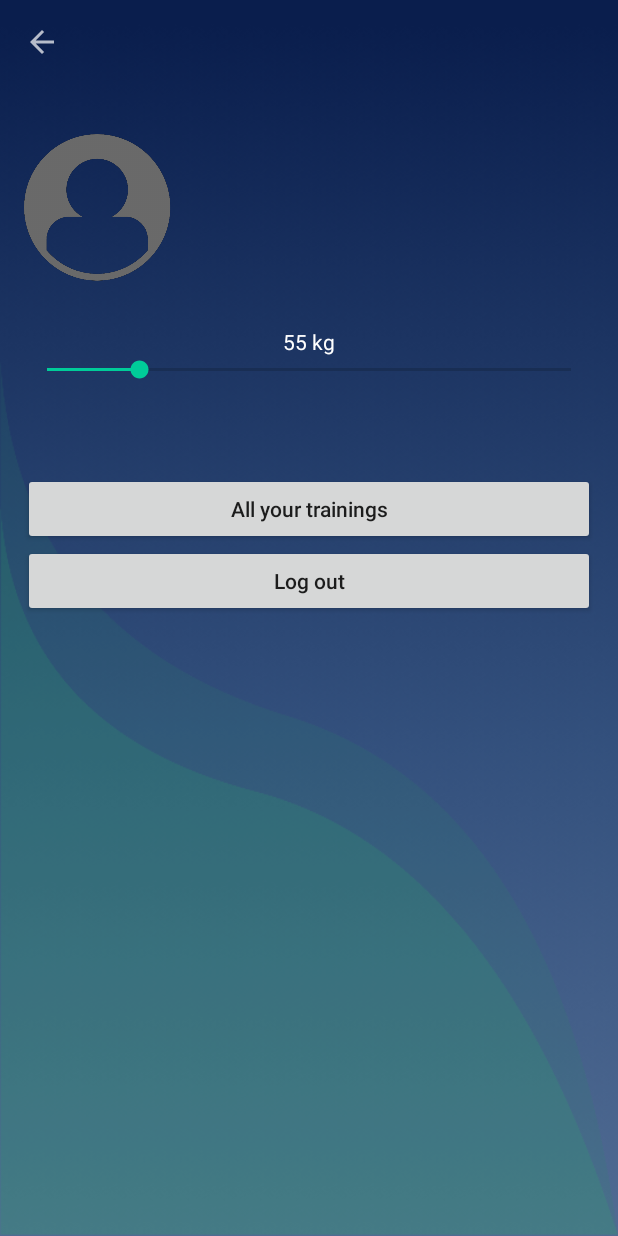
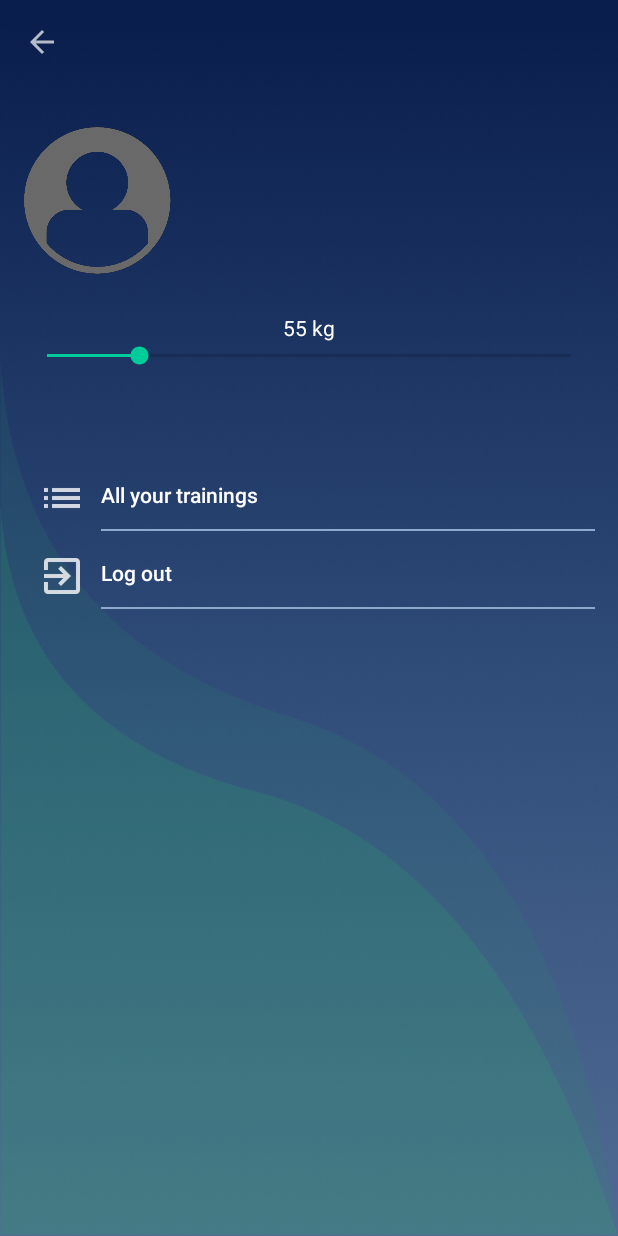
Before and after one commit to deajakovl12/CalorieTrek, an Android app: the TrainingActivity screen opened directly, with no data from a screen before it, after a tap on "PROFILE", on a phone screen of 412 x 824 dp. Run offline under Robolectric (Android 15) with nearby library versions, the phone set to English and light mode, and no system bars; our stand-ins replace ButterKnife, CircleImageView; libraries missing offline, so code that uses them is left out: com.facebook, com.facebook.login, com.facebook.share; 4 statements that could not run were skipped.

Commit message:
Uređen je dizajn profila i sada se početni dialozi prikazuju samo novim korisnicima.

```diff
--- a/app/build.gradle
+++ b/app/build.gradle
@@ -25,25 +25,30 @@ dependencies {
         exclude group: 'com.android.support', module: 'support-annotations'
     })
 
-
-
-
-
-    annotationProcessor 'com.jakewharton:butterknife-compiler:8.5.1'
-
     compile 'com.android.support:appcompat-v7:26.+'
     compile 'com.android.support.constraint:constraint-layout:1.0.2'
     compile 'com.android.support:design:26.+'
+
+    //Butterknife
     compile 'com.jakewharton:butterknife:8.5.1'
+    annotationProcessor 'com.jakewharton:butterknife-compiler:8.5.1'
+
+    //Google
     compile 'com.google.android.gms:play-services-auth:11.0.4'
     compile 'com.github.bumptech.glide:glide:3.7.0'
     compile 'com.google.android.gms:play-services-location:11.0.4'
     compile 'javax.inject:javax.inject:1'
     compile 'de.hdodenhof:circleimageview:2.2.0'
     testCompile 'junit:junit:4.12'
-    annotationProcessor 'com.jakewharton:butterknife-compiler:8.5.1'
+
+    //DbInspector
     debugCompile 'im.dino:dbinspector:3.4.1@aar'
+
+    //Facebook
     compile 'com.facebook.android:facebook-android-sdk:4.18.0'
+
+    //CircleImageView
+    compile 'de.hdodenhof:circleimageview:2.2.0'
 }
 
 
--- a/app/src/main/java/foi/hr/calorietrek/dialog/dialog_input_weight/view/DialogInputWeight.java
+++ b/app/src/main/java/foi/hr/calorietrek/dialog/dialog_input_weight/view/DialogInputWeight.java
@@ -36,10 +36,10 @@ public class DialogInputWeight extends AppCompatDialogFragment implements IDialo
     @Override
     public Dialog onCreateDialog(Bundle savedInstanceState) {
 
-        AlertDialog.Builder mBuilder = new AlertDialog.Builder(getActivity());
+        final AlertDialog.Builder mBuilder = new AlertDialog.Builder(getActivity());
 
         LayoutInflater inflater = getActivity().getLayoutInflater();
-        View view = inflater.inflate(R.layout.dialog_weight_layout, null);
+        final View view = inflater.inflate(R.layout.dialog_weight_layout, null);
 
         dialogInputController = new DialogInputController(getContext());
 
@@ -54,17 +54,22 @@ public class DialogInputWeight extends AppCompatDialogFragment implements IDialo
                 .setNegativeButton("CANCEL", new DialogInterface.OnClickListener(){
                     @Override
                     public void onClick(DialogInterface dialogInterface, int i){
-
+                        dismiss();
                     }
                 })
                 .setPositiveButton("SAVE", new DialogInterface.OnClickListener(){
                     @Override
                     public void onClick(DialogInterface dialogInterface, int i){
-                        int value = selectedCargo.getProgress();
-                        listener.applyCargo(value);
+                        if (inputWeight.getText().toString().isEmpty()){
+                            Toast.makeText(getContext(), "Input weight is required!", Toast.LENGTH_SHORT).show();
+                        }
+                        else {
+                            int value = selectedCargo.getProgress();
+                            listener.applyCargo(value);
 
-                        String weight = inputWeight.getText().toString();
-                        changeWeight(weight);
+                            String weight = inputWeight.getText().toString();
+                            changeWeight(weight);
+                        }
                     }
                 });
 
--- a/app/src/main/java/foi/hr/calorietrek/ui/login/view/LoginActivity.java
+++ b/app/src/main/java/foi/hr/calorietrek/ui/login/view/LoginActivity.java
@@ -237,7 +237,7 @@ public class LoginActivity extends AppCompatActivity implements GoogleApiClient.
         GoogleSignInAccount accountData = result.getSignInAccount();
         String personPhoto;
 
-        DbUser(accountData.getDisplayName());
+        boolean userExist = DbUser(accountData.getDisplayName());
 
         if (accountData.getPhotoUrl() != null){
             personPhoto = accountData.getPhotoUrl().toString();
@@ -249,6 +249,12 @@ public class LoginActivity extends AppCompatActivity implements GoogleApiClient.
         userModel = new UserModel(accountData.getDisplayName(), accountData.getEmail(), personPhoto);
         CurrentUser loggedUser = new CurrentUser(accountData.getDisplayName(), accountData.getEmail(), personPhoto);
         Intent sendData = new Intent(LoginActivity.this, TrainingActivity.class);
+        if (userExist){
+            sendData.putExtra("userExist", true);
+        }
+        else{
+            sendData.putExtra("userExist", false);
+        }
         sendData.addFlags(Intent.FLAG_ACTIVITY_CLEAR_TOP | Intent.FLAG_ACTIVITY_CLEAR_TASK | Intent.FLAG_ACTIVITY_NEW_TASK);
         sendData.putExtra("userModel", userModel);
         startActivity(sendData);
@@ -260,14 +266,19 @@ public class LoginActivity extends AppCompatActivity implements GoogleApiClient.
 
     }
 
-    public void DbUser(String nameSurname){
+    public boolean DbUser(String nameSurname){
+        boolean exist = false;
+
         boolean isInserted = instance.existingUser(nameSurname);
         if (isInserted == true){
             Toast.makeText(LoginActivity.this, R.string.new_user_inserted, Toast.LENGTH_LONG).show();
         }
         else{
             Toast.makeText(LoginActivity.this, R.string.existing_user, Toast.LENGTH_LONG).show();
+            exist = true;
         }
+
+        return exist;
     }
     @Override
     protected void onResume() {
@@ -298,7 +309,7 @@ public class LoginActivity extends AppCompatActivity implements GoogleApiClient.
         String personPhoto;
 
         if(profile != null){
-            DbUser(profile.getName());
+            boolean userExist = DbUser(profile.getName());
 
             if ( profile.getProfilePictureUri(Constants.PHOTOPARAMETERS.PHOTO_WIDTH,Constants.PHOTOPARAMETERS.PHOTO_HEIGHT).toString() != null){
                 personPhoto = profile.getProfilePictureUri(Constants.PHOTOPARAMETERS.PHOTO_WIDTH,Constants.PHOTOPARAMETERS.PHOTO_HEIGHT).toString();
@@ -310,6 +321,14 @@ public class LoginActivity extends AppCompatActivity implements GoogleApiClient.
             //userModel = new UserModel(profile.getName(), "", personPhoto);
             userModel = new UserModel(profile.getName(), personEmail, personPhoto);
             Intent main = new Intent(LoginActivity.this, TrainingActivity.class);
+
+            if (userExist){
+                main.putExtra("userExist", true);
+            }
+            else{
+                main.putExtra("userExist", false);
+            }
+
             CurrentUser loggedUser = new CurrentUser(profile.getName(),personEmail, personPhoto);
 
             main.addFlags(Intent.FLAG_ACTIVITY_CLEAR_TOP | Intent.FLAG_ACTIVITY_CLEAR_TASK | Intent.FLAG_ACTIVITY_NEW_TASK);
--- a/app/src/main/java/foi/hr/calorietrek/ui/training/view/TrainingActivity.java
+++ b/app/src/main/java/foi/hr/calorietrek/ui/training/view/TrainingActivity.java
@@ -72,8 +72,13 @@ public class TrainingActivity extends AppCompatActivity implements DialogInputWe
         super.onCreate(savedInstanceState);
         setContentView(R.layout.activity_training);
 
-        dialogInput();
-        dialogWelcome();
+        Intent intentDialog = getIntent();
+        boolean response = intentDialog.getExtras().getBoolean("userExist");
+        if (!response){
+            dialogInput();
+            dialogWelcome();
+        }
+
         loadWeight();
 
         SharedPreferences sharedPref = this.getPreferences(Context.MODE_PRIVATE);
--- /dev/null
+++ b/app/src/main/res/drawable/border_button.xml
@@ -0,0 +1,18 @@
+<?xml version="1.0" encoding="utf-8"?>
+<layer-list xmlns:android="http://schemas.android.com/apk/res/android">
+
+    <item
+        android:left="-3dp"
+        android:right="-2dp"
+        android:top="-3dp"
+        android:bottom="-1dp">
+        <shape
+            android:shape="rectangle">
+            <stroke
+                android:width="2dp"
+                android:color="@color/colorSmallText" />
+            <solid android:color="@color/transparent" />
+        </shape>
+    </item>
+
+</layer-list>
--- a/app/src/main/res/layout/activity_profile.xml
+++ b/app/src/main/res/layout/activity_profile.xml
@@ -11,9 +11,9 @@
         android:layout_width="match_parent"
         android:layout_height="@dimen/menubar_height"
         android:minHeight="?attr/actionBarSize"
+        app:theme="@style/ThemeOverlay.AppCompat.Dark"
         android:layout_alignParentTop="true"
-        android:layout_alignParentStart="true"
-        app:theme="@style/ThemeOverlay.AppCompat.Dark">
+        android:layout_alignParentStart="true">
     </android.support.v7.widget.Toolbar>
 
     <LinearLayout
@@ -37,10 +37,7 @@
                 android:layout_width="@dimen/profile_image"
                 android:layout_height="@dimen/profile_image"
                 android:layout_marginEnd="@dimen/profile_image_margin"
-                android:background="@drawable/largeiconprofile" />
-                android:src="@drawable/profile"
-                app:civ_border_width="2dp"
-                app:civ_border_color="#FF000000"/>
+                android:src="@drawable/largeiconprofile" />
 
             <TextView
                 android:id="@+id/txtName"
@@ -71,20 +68,53 @@
             android:max="120"
             android:progress="55" />
 
+        <LinearLayout
+            android:layout_width="match_parent"
+            android:layout_height="wrap_content"
+            android:orientation="horizontal">
+
+            <ImageView
+                android:layout_width="wrap_content"
+                android:layout_height="wrap_content"
+                android:src="@drawable/ic_list"
+                android:layout_gravity="center"
+                android:padding="@dimen/padding_screen"/>
+
             <Button
                 android:id="@+id/btnAllTrainings"
-            style="@style/Widget.AppCompat.Button"
                 android:layout_width="match_parent"
                 android:layout_height="wrap_content"
+                android:background="@drawable/border_button"
                 android:text="@string/all_your_trainings"
-            android:textAllCaps="false" />
+                android:textAlignment="textStart"
+                android:textAllCaps="false"
+                android:textColor="@color/white" />
+
+        </LinearLayout>
+
+        <LinearLayout
+            android:layout_width="match_parent"
+            android:layout_height="wrap_content"
+            android:orientation="horizontal">
+
+            <ImageView
+                android:layout_width="wrap_content"
+                android:layout_height="wrap_content"
+                android:src="@drawable/ic_logout"
+                android:layout_gravity="center"
+                android:padding="@dimen/padding_screen"/>
 
             <Button
                 android:id="@+id/btnLogOut"
                 android:layout_width="match_parent"
                 android:layout_height="wrap_content"
                 android:text="@string/log_out"
-            android:textAllCaps="false" />
+                android:textAllCaps="false"
+                android:background="@drawable/border_button"
+                android:textColor="@color/white"
+                android:textAlignment="textStart"/>
+
+        </LinearLayout>
 
     </LinearLayout>
 </RelativeLayout>
--- a/app/src/main/res/values/dimens.xml
+++ b/app/src/main/res/values/dimens.xml
@@ -7,7 +7,7 @@
     <dimen name="logo_height">64dp</dimen>
     <dimen name="logo_topmargin">40dp</dimen>
 
-    <dimen name="profile_det_margin">30dp</dimen>
+    <dimen name="profile_det_margin">25dp</dimen>
     <dimen name="profile_image">100dp</dimen>
     <dimen name="profile_image_margin">10dp</dimen>
 
```
Also changed, not shown: app/src/main/res/drawable-hdpi/ic_list.png (added), app/src/main/res/drawable-hdpi/ic_logout.png (added), app/src/main/res/drawable-mdpi/ic_list.png (added), app/src/main/res/drawable-mdpi/ic_logout.png (added), app/src/main/res/drawable-xhdpi/ic_list.png (added), app/src/main/res/drawable-xhdpi/ic_logout.png (added), app/src/main/res/drawable-xxhdpi/ic_list.png (added), app/src/main/res/drawable-xxhdpi/ic_logout.png (added). Lines whose indentation alone changed are shown as unchanged.
